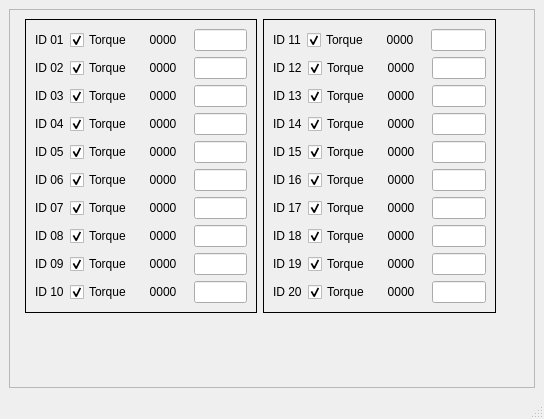
This is src/gui/src/main_window.ui in RoboFEI/RoboFEI-HT_2023_SOFTWARE as Qt 5 draws it before an edit. The edited form follows.
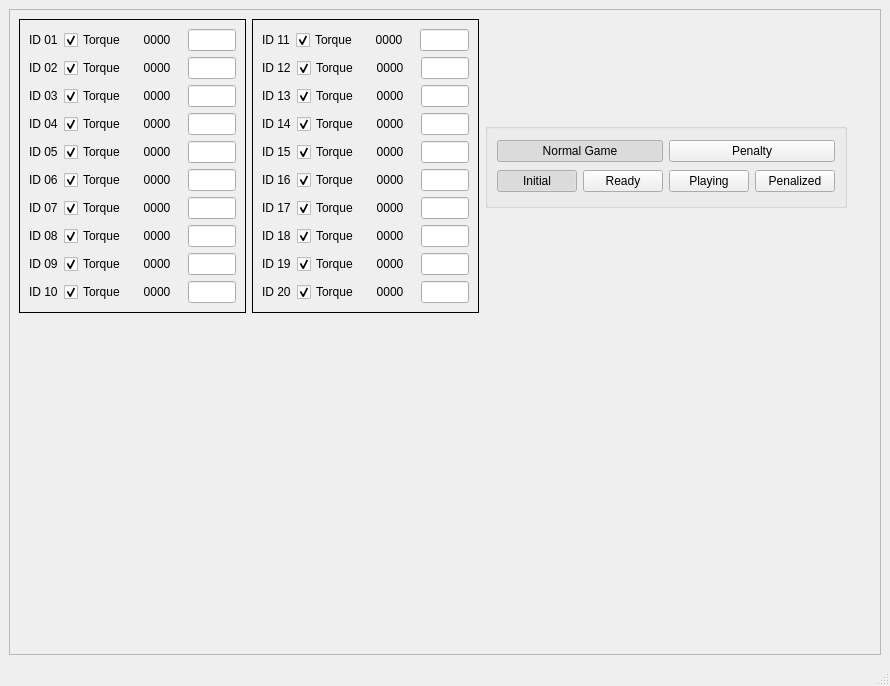
This is the edited form.

Commit message: gui with fake gamecontroller

What changed in the file:
```diff
--- a/src/gui/src/main_window.ui
+++ b/src/gui/src/main_window.ui
@@ -6,8 +6,8 @@
    <rect>
     <x>0</x>
     <y>0</y>
-    <width>544</width>
-    <height>419</height>
+    <width>890</width>
+    <height>686</height>
    </rect>
   </property>
   <property name="windowTitle">
@@ -23,10 +23,8 @@
       <property name="frameShadow">
        <enum>QFrame::Raised</enum>
       </property>
-      <layout class="QFormLayout" name="formLayout">
-       <item row="0" column="1">
         <layout class="QGridLayout" name="gridLayout_2">
-         <item row="0" column="1">
+       <item row="0" column="3">
           <widget class="QFrame" name="verticalFrame_2">
            <property name="maximumSize">
             <size>
@@ -520,20 +518,127 @@
            </layout>
           </widget>
          </item>
-         <item row="0" column="3">
-          <spacer name="horizontalSpacer">
+       <item row="4" column="2">
+        <spacer name="verticalSpacer">
            <property name="orientation">
-            <enum>Qt::Horizontal</enum>
+          <enum>Qt::Vertical</enum>
            </property>
            <property name="sizeHint" stdset="0">
             <size>
-             <width>40</width>
-             <height>20</height>
+           <width>20</width>
+           <height>40</height>
             </size>
            </property>
           </spacer>
          </item>
-         <item row="0" column="0">
+       <item row="0" column="4">
+        <widget class="QGroupBox" name="verticalGroupBox">
+         <property name="enabled">
+          <bool>true</bool>
+         </property>
+         <property name="sizePolicy">
+          <sizepolicy hsizetype="Minimum" vsizetype="Minimum">
+           <horstretch>0</horstretch>
+           <verstretch>0</verstretch>
+          </sizepolicy>
+         </property>
+         <property name="maximumSize">
+          <size>
+           <width>400</width>
+           <height>85</height>
+          </size>
+         </property>
+         <property name="mouseTracking">
+          <bool>false</bool>
+         </property>
+         <property name="autoFillBackground">
+          <bool>false</bool>
+         </property>
+         <property name="title">
+          <string/>
+         </property>
+         <layout class="QVBoxLayout" name="verticalLayout_3">
+          <property name="sizeConstraint">
+           <enum>QLayout::SetDefaultConstraint</enum>
+          </property>
+          <item>
+           <layout class="QHBoxLayout" name="horizontalLayout_22">
+            <item>
+             <widget class="QPushButton" name="normal_game_button">
+              <property name="text">
+               <string>Normal Game</string>
+              </property>
+              <property name="checkable">
+               <bool>true</bool>
+              </property>
+              <property name="checked">
+               <bool>true</bool>
+              </property>
+             </widget>
+            </item>
+            <item>
+             <widget class="QPushButton" name="penalty_button">
+              <property name="text">
+               <string>Penalty</string>
+              </property>
+              <property name="checkable">
+               <bool>true</bool>
+              </property>
+             </widget>
+            </item>
+           </layout>
+          </item>
+          <item>
+           <layout class="QHBoxLayout" name="horizontalLayout_21">
+            <item>
+             <widget class="QPushButton" name="initial_button">
+              <property name="text">
+               <string>Initial</string>
+              </property>
+              <property name="checkable">
+               <bool>true</bool>
+              </property>
+              <property name="checked">
+               <bool>true</bool>
+              </property>
+             </widget>
+            </item>
+            <item>
+             <widget class="QPushButton" name="ready_button">
+              <property name="text">
+               <string>Ready</string>
+              </property>
+              <property name="checkable">
+               <bool>true</bool>
+              </property>
+             </widget>
+            </item>
+            <item>
+             <widget class="QPushButton" name="playing_button">
+              <property name="text">
+               <string>Playing</string>
+              </property>
+              <property name="checkable">
+               <bool>true</bool>
+              </property>
+             </widget>
+            </item>
+            <item>
+             <widget class="QPushButton" name="penalized_button">
+              <property name="text">
+               <string>Penalized</string>
+              </property>
+              <property name="checkable">
+               <bool>true</bool>
+              </property>
+             </widget>
+            </item>
+           </layout>
+          </item>
+         </layout>
+        </widget>
+       </item>
+       <item row="0" column="2">
           <widget class="QFrame" name="verticalFrame">
            <property name="maximumSize">
             <size>
@@ -1078,17 +1183,15 @@
            </layout>
           </widget>
          </item>
-        </layout>
-       </item>
-       <item row="1" column="1">
-        <spacer name="verticalSpacer">
+       <item row="0" column="5">
+        <spacer name="horizontalSpacer">
          <property name="orientation">
-          <enum>Qt::Vertical</enum>
+          <enum>Qt::Horizontal</enum>
          </property>
          <property name="sizeHint" stdset="0">
           <size>
-           <width>20</width>
-           <height>40</height>
+           <width>40</width>
+           <height>20</height>
           </size>
          </property>
         </spacer>
```
Left out of the diff: 2 changed lines with no effect on the pictures. Lines whose indentation alone changed are shown as unchanged. The commit also changes 2 other files.
